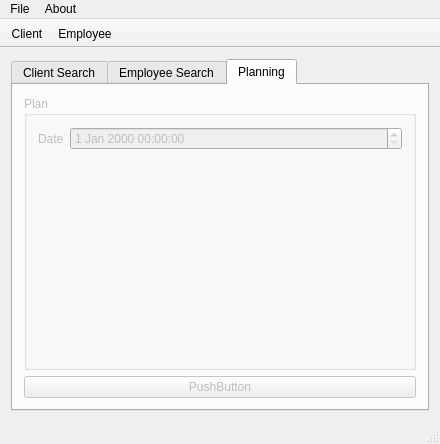
mariedegen/QtProject, file mainwindow.ui: the form before one commit.
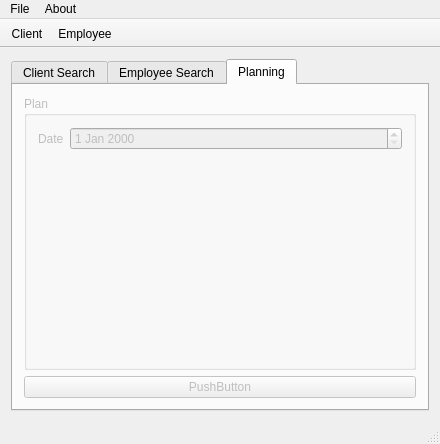
The form after the commit. Icons and pictures are not drawn.

Commit message: Change dateTime to Date

The edit to the form file:
```diff
--- a/mainwindow.ui
+++ b/mainwindow.ui
@@ -281,7 +281,7 @@
            <item row="0" column="1">
             <layout class="QHBoxLayout" name="horizontalLayout_3">
              <item>
-              <widget class="QDateTimeEdit" name="search_date1_2"/>
+              <widget class="QDateEdit" name="dateEdit"/>
              </item>
             </layout>
            </item>
```
Left out of the diff: 2 changed lines with no effect on the pictures. The commit also changes 1 other file.
